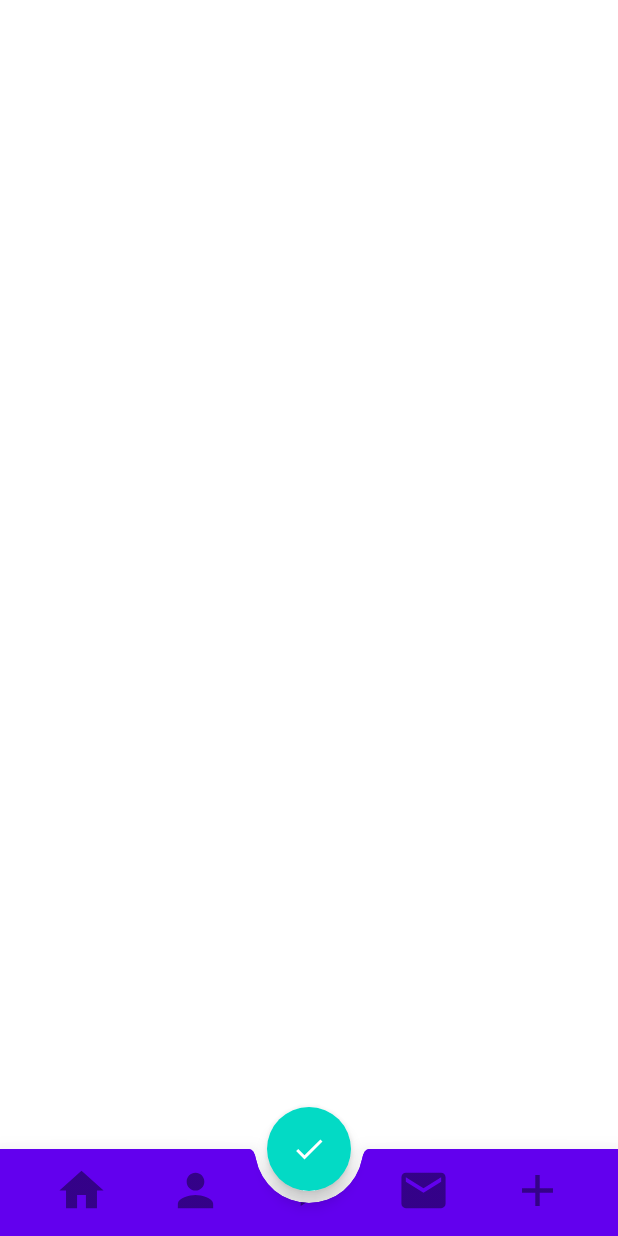
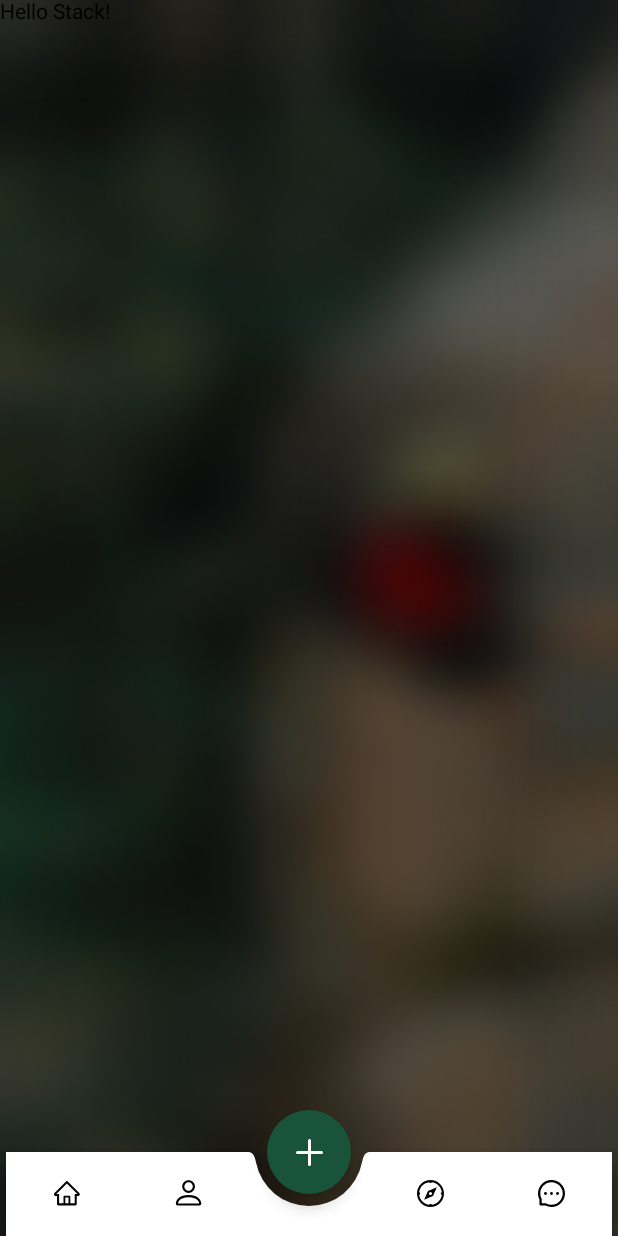
Before and after one commit to Meleshko-Alex/Aventi, an Android app built with Jetpack Compose: the screen it shows after launch (MainActivity), item 2 of the bottom bar chosen, on a phone screen of 412 x 824 dp. Run offline under Robolectric (Android 15) with nearby library versions, the phone set to English and light mode, and no system bars.

Commit message:
Combine the bottom bar with the Home screen

```diff
--- a/app/src/main/java/com/example/aventi/MainActivity.kt
+++ b/app/src/main/java/com/example/aventi/MainActivity.kt
@@ -3,28 +3,16 @@ package com.example.aventi
 import android.os.Bundle
 import androidx.activity.ComponentActivity
 import androidx.activity.compose.setContent
-import androidx.compose.foundation.layout.fillMaxSize
-import androidx.compose.material.MaterialTheme
-import androidx.compose.material.Surface
 import androidx.compose.runtime.Composable
-import androidx.compose.ui.Modifier
 import androidx.compose.ui.tooling.preview.Preview
-import com.example.aventi.ui.elements.navigation.BottomBarWithFab
+import com.example.aventi.ui.screens.HomeScreen
 import com.example.aventi.ui.theme.AventiTheme
 
 class MainActivity : ComponentActivity() {
     override fun onCreate(savedInstanceState: Bundle?) {
         super.onCreate(savedInstanceState)
         setContent {
-            AventiTheme {
-                // A surface container using the 'background' color from the theme
-                Surface(
-                    modifier = Modifier.fillMaxSize(),
-                    color = MaterialTheme.colors.background
-                ) {
-                    BottomBarWithFab()
-                }
-            }
+            HomeScreen()
         }
     }
 }
@@ -33,6 +21,6 @@ class MainActivity : ComponentActivity() {
 @Composable
 fun DefaultPreview() {
     AventiTheme {
-        BottomBarWithFab()
+        HomeScreen()
     }
 }
--- a/app/src/main/java/com/example/aventi/Screen.kt
+++ b/app/src/main/java/com/example/aventi/Screen.kt
@@ -1,15 +1,16 @@
 package com.example.aventi
 
-import androidx.compose.material.icons.Icons
-import androidx.compose.material.icons.filled.*
-import androidx.compose.ui.graphics.vector.ImageVector
 
-val items = listOf(Screen.Home, Screen.Profile, Screen.Compass, Screen.Messages, Screen.Add)
+val items = listOf(Screen.Home, Screen.Profile, null,  Screen.Compass, Screen.Messages)
 
-sealed class Screen(val route: String, val title: String?, val icon: ImageVector?)  {
-    object Home: Screen("home", "Home", Icons.Default.Home)
-    object Profile: Screen("profile", "Profile", Icons.Default.Person)
-    object Compass: Screen("compass", "Compass", Icons.Default.PlayArrow)
-    object Messages: Screen("messages", "Messages", Icons.Default.Email)
-    object Add: Screen("add", "Add", Icons.Default.Add)
+sealed class Screen(val route: String, val title: String?, val iconResource: Int?) {
+    object Home : Screen("home", "Home", R.drawable.home)
+
+    object Profile : Screen("profile", "Profile", R.drawable.profile)
+
+    object Compass : Screen("compass", "Compass", R.drawable.compass)
+
+    object Messages : Screen("messages", "Messages", R.drawable.message)
+
+    object Add : Screen("add", null, R.drawable.plus)
 }
--- a/app/src/main/java/com/example/aventi/ui/elements/navigation/BottomBarWithFab.kt
+++ b/app/src/main/java/com/example/aventi/ui/elements/navigation/BottomBarWithFab.kt
@@ -1,28 +1,30 @@
 package com.example.aventi.ui.elements.navigation
 
-import androidx.compose.foundation.layout.height
+import androidx.compose.foundation.layout.fillMaxWidth
 import androidx.compose.foundation.shape.CircleShape
 import androidx.compose.material.*
-import androidx.compose.material.icons.Icons
-import androidx.compose.material.icons.filled.Check
 import androidx.compose.runtime.Composable
 import androidx.compose.ui.Modifier
 import androidx.compose.ui.graphics.Color
-import androidx.compose.ui.unit.dp
+import androidx.compose.ui.res.colorResource
+import androidx.compose.ui.res.painterResource
+import androidx.compose.ui.tooling.preview.Preview
 import androidx.navigation.NavGraph.Companion.findStartDestination
 import androidx.navigation.compose.rememberNavController
 import com.example.aventi.Screen
+import com.example.aventi.R
+import com.example.aventi.ui.theme.AventiTheme
 
-//@SuppressLint("UnusedMaterialScaffoldPaddingParameter")
 @Composable
 fun BottomBarWithFab() {
     val navController = rememberNavController()
     Scaffold(
+        backgroundColor = Color.Transparent,
         bottomBar = {
             BottomAppBar(
-                modifier = Modifier.height(58.dp),
+                Modifier.fillMaxWidth(),
                 cutoutShape = CircleShape,
-                elevation = 22.dp
+                backgroundColor = Color.Transparent
             ) {
                 BottomNav(navController = navController)
             }
@@ -44,13 +46,26 @@ fun BottomBarWithFab() {
                     }
                     Screen.Add.route.let { navController.navigate(it) }
                 },
-                contentColor = Color.White
+                contentColor = Color.White,
+                backgroundColor = colorResource(R.color.fab)
             ) {
-                Icon(imageVector = Icons.Filled.Check, contentDescription = "Add icon")
+                Screen.Add.iconResource?.let {
+                    Icon(
+                        painter = painterResource(it),
+                        contentDescription = "Add icon"
+                    )
+                }
             }
         }
     ) {
-
         MainScreenNavigation(navController, it)
     }
 }
+
+@Preview(showBackground = true)
+@Composable
+fun DefaultPreview() {
+    AventiTheme {
+        BottomBarWithFab()
+    }
+}
--- a/app/src/main/java/com/example/aventi/ui/elements/navigation/BottomNav.kt
+++ b/app/src/main/java/com/example/aventi/ui/elements/navigation/BottomNav.kt
@@ -1,8 +1,6 @@
 package com.example.aventi.ui.elements.navigation
 
-import androidx.compose.foundation.layout.height
-import androidx.compose.foundation.layout.padding
-import androidx.compose.foundation.layout.size
+import androidx.compose.foundation.layout.*
 import androidx.compose.material.BottomNavigation
 import androidx.compose.material.BottomNavigationItem
 import androidx.compose.material.Icon
@@ -10,12 +8,12 @@ import androidx.compose.runtime.Composable
 import androidx.compose.runtime.getValue
 import androidx.compose.ui.Modifier
 import androidx.compose.ui.graphics.Color
+import androidx.compose.ui.res.painterResource
 import androidx.compose.ui.unit.dp
 import androidx.navigation.NavController
 import androidx.navigation.NavDestination.Companion.hierarchy
 import androidx.navigation.NavGraph.Companion.findStartDestination
 import androidx.navigation.compose.currentBackStackEntryAsState
-import com.example.aventi.R
 import com.example.aventi.items
 
 @Composable
@@ -24,32 +22,28 @@ fun BottomNav(navController: NavController) {
     val currentRoute = navBackStackEntry?.destination
 
     BottomNavigation(
-        modifier = Modifier
-            .padding(12.dp, 0.dp, 12.dp, 0.dp)
-            .height(100.dp),
-        elevation = 0.dp
+        backgroundColor = Color.White,
     ) {
 
         items.forEach {
             BottomNavigationItem(
                 icon = {
-                    it.icon?.let {
+                    it?.iconResource?.let { resource ->
                         Icon(
-                            imageVector = it,
+                            painter = painterResource(resource),
                             contentDescription = "",
-                            modifier = Modifier.size(35.dp),
-                            //tint = Color.Gray
-
+                            modifier = Modifier.size(18.dp),
                         )
                     }
                 },
                 selected = currentRoute?.hierarchy?.any { it.route == it.route } == true,
 
-                selectedContentColor = Color(R.color.purple_700),
+                //selectedContentColor = colorResource(R.color.white),
                 unselectedContentColor = Color.White.copy(alpha = 0.4f),
                 onClick = {
-                    it.route?.let { it1 ->
-                        navController.navigate(it1) {
+                    it?.route.let { it1 ->
+                        it1?.let { it2 ->
+                            navController.navigate(it2) {
                                 // Pop up to the start destination of the graph to
                                 // avoid building up a large stack of destinations
                                 // on the back stack as users select items
@@ -64,6 +58,7 @@ fun BottomNav(navController: NavController) {
                             }
                         }
                     }
+                }
             )
         }
     }
--- /dev/null
+++ b/app/src/main/java/com/example/aventi/ui/screens/HomeScreen.kt
@@ -0,0 +1,31 @@
+package com.example.aventi.ui.screens
+
+import androidx.compose.foundation.layout.Box
+import androidx.compose.foundation.layout.fillMaxSize
+import androidx.compose.material.Text
+import androidx.compose.runtime.Composable
+import androidx.compose.ui.Modifier
+import androidx.compose.ui.draw.paint
+import androidx.compose.ui.layout.ContentScale
+import androidx.compose.ui.res.painterResource
+import com.example.aventi.R
+import com.example.aventi.ui.elements.navigation.BottomBarWithFab
+
+@Composable
+fun HomeScreen() {
+    Box(
+        modifier = with(Modifier) {
+            fillMaxSize()
+                .paint(
+                    // Replace with your image id
+                    painterResource(id = R.drawable.blurred_background),
+                    contentScale = ContentScale.FillBounds
+                )
+
+        })
+    {
+        // Add more views here!
+        Text("Hello Stack!")
+        BottomBarWithFab()
+    }
+}
--- a/app/src/main/res/values/colors.xml
+++ b/app/src/main/res/values/colors.xml
@@ -7,4 +7,6 @@
     <color name="teal_700">#FF018786</color>
     <color name="black">#FF000000</color>
     <color name="white">#FFFFFFFF</color>
+
+    <color name="fab">#195339</color>
 </resources>
```
Lines whose indentation alone changed are shown as unchanged.
